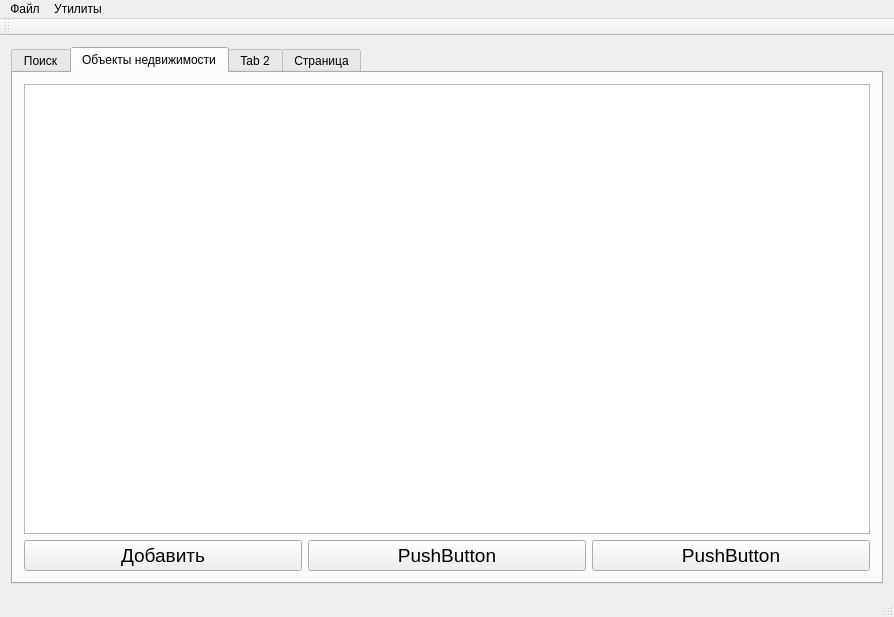
The window that IRealtor_Desktop/mainwindow.ui (dieselrus/IRealtor_Desktop) describes before a commit, drawn with Qt 5.
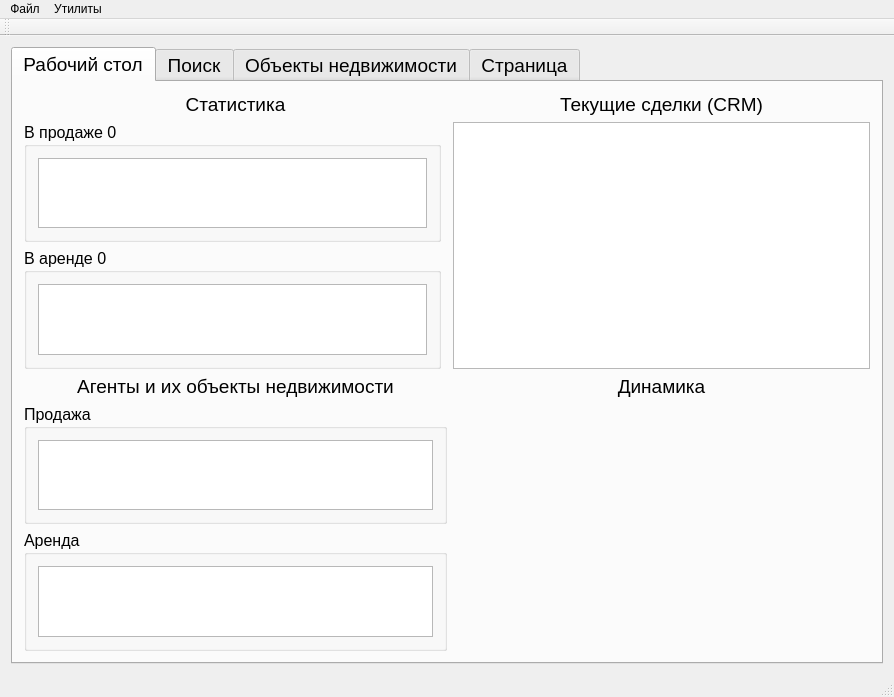
The same window after the commit. Icons and pictures are not drawn. Custom widgets are drawn as their Qt base class.

Commit message: desktop and new sql (task)

```diff
--- a/IRealtor_Desktop/mainwindow.ui
+++ b/IRealtor_Desktop/mainwindow.ui
@@ -17,8 +17,13 @@
    <layout class="QVBoxLayout" name="verticalLayout">
     <item>
      <widget class="QTabWidget" name="tabWidget">
+      <property name="font">
+       <font>
+        <pointsize>14</pointsize>
+       </font>
+      </property>
       <property name="currentIndex">
-       <number>1</number>
+       <number>0</number>
       </property>
       <property name="iconSize">
        <size>
@@ -26,6 +31,139 @@
         <height>48</height>
        </size>
       </property>
+      <widget class="QWidget" name="">
+       <attribute name="icon">
+        <iconset resource="res.qrc">
+         <normaloff>:/img/img/trade.png</normaloff>:/img/img/trade.png</iconset>
+       </attribute>
+       <attribute name="title">
+        <string>Рабочий стол</string>
+       </attribute>
+       <layout class="QGridLayout" name="gridLayout">
+        <item row="4" column="6">
+         <widget class="QLabel" name="label_10">
+          <property name="text">
+           <string>Динамика</string>
+          </property>
+          <property name="alignment">
+           <set>Qt::AlignCenter</set>
+          </property>
+         </widget>
+        </item>
+        <item row="4" column="3" colspan="2">
+         <widget class="QLabel" name="label_9">
+          <property name="sizePolicy">
+           <sizepolicy hsizetype="Preferred" vsizetype="Preferred">
+            <horstretch>0</horstretch>
+            <verstretch>0</verstretch>
+           </sizepolicy>
+          </property>
+          <property name="text">
+           <string>Агенты и их объекты недвижимости</string>
+          </property>
+          <property name="alignment">
+           <set>Qt::AlignCenter</set>
+          </property>
+         </widget>
+        </item>
+        <item row="2" column="6" rowspan="2">
+         <widget class="QTableView" name="tableView_2"/>
+        </item>
+        <item row="3" column="3">
+         <widget class="QGroupBox" name="groupBox_6">
+          <property name="font">
+           <font>
+            <pointsize>12</pointsize>
+           </font>
+          </property>
+          <property name="title">
+           <string>В аренде 0</string>
+          </property>
+          <layout class="QVBoxLayout" name="verticalLayout_6">
+           <item>
+            <widget class="QTableView" name="tableView_4"/>
+           </item>
+          </layout>
+          <zorder>tableView</zorder>
+          <zorder>tableView_4</zorder>
+         </widget>
+        </item>
+        <item row="1" column="6">
+         <widget class="QLabel" name="label_8">
+          <property name="text">
+           <string>Текущие сделки (CRM)</string>
+          </property>
+          <property name="alignment">
+           <set>Qt::AlignCenter</set>
+          </property>
+         </widget>
+        </item>
+        <item row="1" column="3" colspan="2">
+         <widget class="QLabel" name="label_7">
+          <property name="text">
+           <string>Статистика</string>
+          </property>
+          <property name="alignment">
+           <set>Qt::AlignCenter</set>
+          </property>
+         </widget>
+        </item>
+        <item row="5" column="3" colspan="2">
+         <widget class="QGroupBox" name="groupBox_4">
+          <property name="font">
+           <font>
+            <pointsize>12</pointsize>
+           </font>
+          </property>
+          <property name="title">
+           <string>Продажа</string>
+          </property>
+          <layout class="QVBoxLayout" name="verticalLayout_4">
+           <item>
+            <widget class="QTableView" name="tableView_3"/>
+           </item>
+          </layout>
+         </widget>
+        </item>
+        <item row="6" column="3" colspan="2">
+         <widget class="QGroupBox" name="groupBox_5">
+          <property name="font">
+           <font>
+            <pointsize>12</pointsize>
+           </font>
+          </property>
+          <property name="title">
+           <string>Аренда</string>
+          </property>
+          <layout class="QVBoxLayout" name="verticalLayout_5">
+           <item>
+            <widget class="QTableView" name="tableView_5"/>
+           </item>
+          </layout>
+         </widget>
+        </item>
+        <item row="5" column="6" rowspan="2">
+         <widget class="QCustomPlot" name="widget" native="true"/>
+        </item>
+        <item row="2" column="3">
+         <widget class="QGroupBox" name="groupBox_7">
+          <property name="font">
+           <font>
+            <pointsize>12</pointsize>
+           </font>
+          </property>
+          <property name="title">
+           <string>В продаже 0</string>
+          </property>
+          <layout class="QVBoxLayout" name="verticalLayout_7">
+           <item>
+            <widget class="QTableView" name="tableView"/>
+           </item>
+          </layout>
+         </widget>
+        </item>
+       </layout>
+      </widget>
       <widget class="QWidget" name="tab">
        <attribute name="icon">
         <iconset resource="res.qrc">
@@ -448,15 +586,6 @@
         </item>
        </layout>
       </widget>
-      <widget class="QWidget" name="tab_2">
-       <attribute name="icon">
-        <iconset resource="res.qrc">
-         <normaloff>:/img/img/trade.png</normaloff>:/img/img/trade.png</iconset>
-       </attribute>
-       <attribute name="title">
-        <string>Tab 2</string>
-       </attribute>
-      </widget>
       <widget class="QWidget" name="tab_3">
        <attribute name="icon">
         <iconset resource="res.qrc">
@@ -529,6 +658,14 @@
   </action>
  </widget>
  <layoutdefault spacing="6" margin="11"/>
+ <customwidgets>
+  <customwidget>
+   <class>QCustomPlot</class>
+   <extends>QWidget</extends>
+   <header>qcustomplot.h</header>
+   <container>1</container>
+  </customwidget>
+ </customwidgets>
  <resources>
   <include location="res.qrc"/>
  </resources>
```
Left out of the diff: 17 changed lines with no effect on the pictures. The commit also changes 2 other files.
